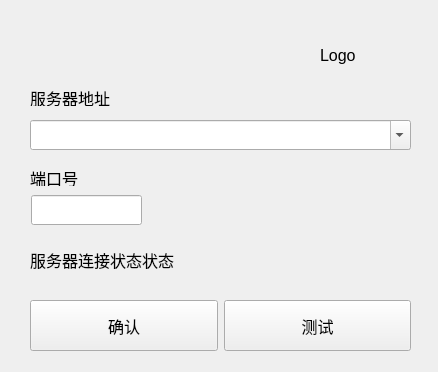
Qt form resource/UI/db_panel.ui (yqfcpy/QtRes) before a commit.
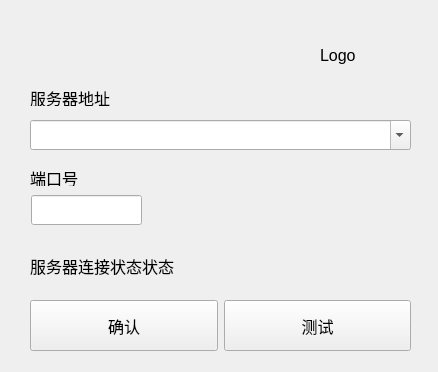
The same form after that commit.

Commit message: db_panel

Diff of the .ui file:
```diff
--- a/resource/UI/db_panel.ui
+++ b/resource/UI/db_panel.ui
@@ -112,44 +112,6 @@
     <string/>
    </property>
   </widget>
-  <widget class="QLabel" name="db_panel_info_lab">
-   <property name="geometry">
-    <rect>
-     <x>30</x>
-     <y>240</y>
-     <width>186</width>
-     <height>39</height>
-    </rect>
-   </property>
-   <property name="text">
-    <string>服务器连接状态状态</string>
-   </property>
-  </widget>
-  <widget class="QLabel" name="db_panel_conn_lab">
-   <property name="geometry">
-    <rect>
-     <x>270</x>
-     <y>240</y>
-     <width>30</width>
-     <height>30</height>
-    </rect>
-   </property>
-   <property name="minimumSize">
-    <size>
-     <width>30</width>
-     <height>30</height>
-    </size>
-   </property>
-   <property name="maximumSize">
-    <size>
-     <width>30</width>
-     <height>30</height>
-    </size>
-   </property>
-   <property name="text">
-    <string/>
-   </property>
-  </widget>
   <widget class="QWidget" name="layoutWidget">
    <property name="geometry">
     <rect>
@@ -207,6 +169,73 @@
     <string>Logo</string>
    </property>
   </widget>
+  <widget class="QWidget" name="layoutWidget">
+   <property name="geometry">
+    <rect>
+     <x>30</x>
+     <y>250</y>
+     <width>381</width>
+     <height>32</height>
+    </rect>
+   </property>
+   <layout class="QHBoxLayout" name="horizontalLayout_2">
+    <item>
+     <widget class="QLabel" name="db_panel_info_lab">
+      <property name="text">
+       <string>服务器连接状态状态</string>
+      </property>
+     </widget>
+    </item>
+    <item>
+     <spacer name="horizontalSpacer">
+      <property name="orientation">
+       <enum>Qt::Horizontal</enum>
+      </property>
+      <property name="sizeHint" stdset="0">
+       <size>
+        <width>40</width>
+        <height>20</height>
+       </size>
+      </property>
+     </spacer>
+    </item>
+    <item>
+     <widget class="QLabel" name="db_panel_conn_lab">
+      <property name="minimumSize">
+       <size>
+        <width>60</width>
+        <height>30</height>
+       </size>
+      </property>
+      <property name="maximumSize">
+       <size>
+        <width>30</width>
+        <height>30</height>
+       </size>
+      </property>
+      <property name="text">
+       <string/>
+      </property>
+      <property name="alignment">
+       <set>Qt::AlignCenter</set>
+      </property>
+     </widget>
+    </item>
+    <item>
+     <spacer name="horizontalSpacer_2">
+      <property name="orientation">
+       <enum>Qt::Horizontal</enum>
+      </property>
+      <property name="sizeHint" stdset="0">
+       <size>
+        <width>40</width>
+        <height>20</height>
+       </size>
+      </property>
+     </spacer>
+    </item>
+   </layout>
+  </widget>
  </widget>
  <resources/>
  <connections>
```
The commit also changes 6 other files.
